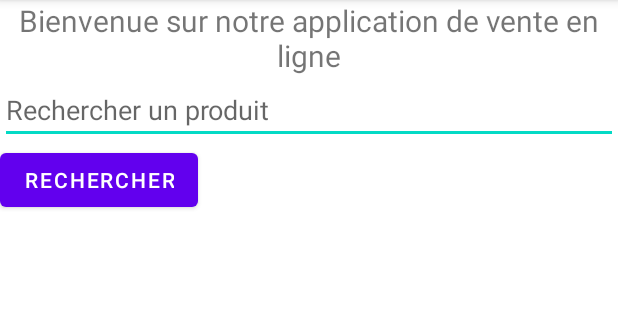
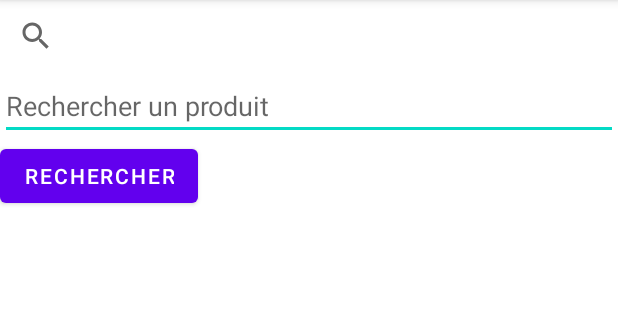
Before and after one commit to Maxowy27/Cars-Project-Android, an Android app: the screen it shows after launch (MainActivity), on a phone screen of 412 x 824 dp, the part 84-404 px from its top. Run offline under Robolectric (Android 15) with nearby library versions, the phone set to English and light mode, and no system bars.

Commit message:
change editview en searchview

```diff
--- a/app/src/main/res/layout/activity_main.xml
+++ b/app/src/main/res/layout/activity_main.xml
@@ -7,7 +7,7 @@
     tools:context=".MainActivity"
     android:orientation="vertical">
 
-    <TextView
+    <SearchView
         android:id="@+id/title"
         android:layout_width="match_parent"
         android:layout_height="wrap_content"
```
